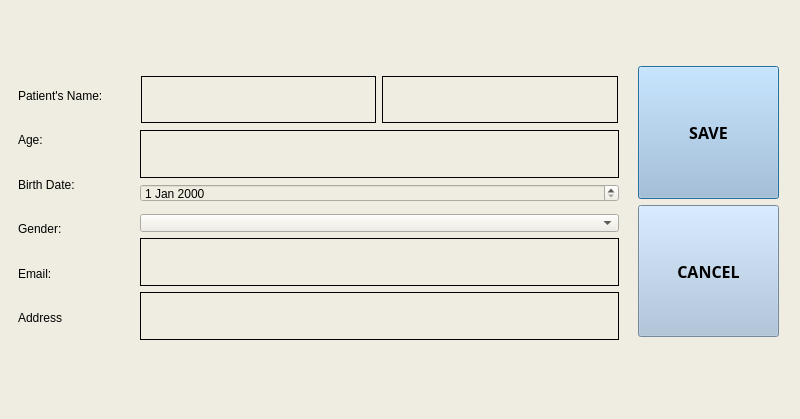
Above: data_save.ui from AlgoChad/Shit before the change. Below: the same form after it.
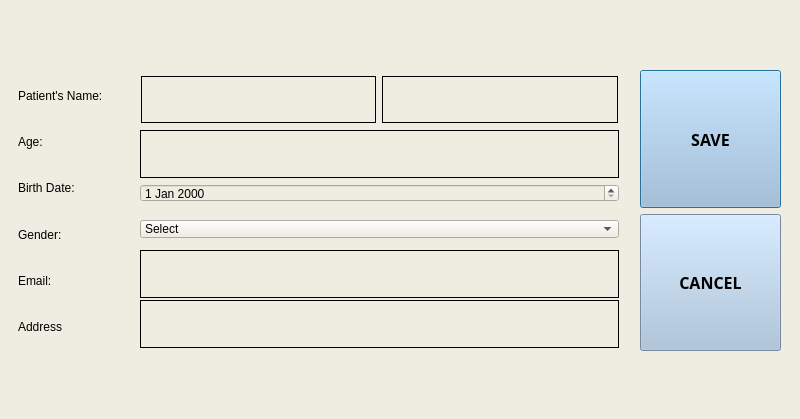
That is the form after the change.

Diff of the .ui file:
```diff
--- a/data_save.ui
+++ b/data_save.ui
@@ -61,11 +61,16 @@
    <property name="geometry">
     <rect>
      <x>140</x>
-     <y>292</y>
+     <y>300</y>
      <width>479</width>
      <height>48</height>
     </rect>
    </property>
+   <property name="font">
+    <font>
+     <pointsize>14</pointsize>
+    </font>
+   </property>
    <property name="frameShape">
     <enum>QFrame::Panel</enum>
    </property>
@@ -76,10 +81,10 @@
   <widget class="QWidget" name="verticalLayoutWidget">
    <property name="geometry">
     <rect>
-     <x>638</x>
-     <y>66</y>
+     <x>640</x>
+     <y>70</y>
      <width>141</width>
-     <height>271</height>
+     <height>281</height>
     </rect>
    </property>
    <layout class="QVBoxLayout" name="verticalLayout_3">
@@ -137,11 +142,16 @@
    <property name="geometry">
     <rect>
      <x>140</x>
-     <y>238</y>
+     <y>250</y>
      <width>479</width>
      <height>48</height>
     </rect>
    </property>
+   <property name="font">
+    <font>
+     <pointsize>14</pointsize>
+    </font>
+   </property>
    <property name="frameShape">
     <enum>QFrame::Panel</enum>
    </property>
@@ -155,7 +165,7 @@
      <x>18</x>
      <y>76</y>
      <width>121</width>
-     <height>261</height>
+     <height>271</height>
     </rect>
    </property>
    <layout class="QVBoxLayout" name="verticalLayout_4">
@@ -207,11 +217,26 @@
    <property name="geometry">
     <rect>
      <x>140</x>
-     <y>214</y>
+     <y>220</y>
      <width>479</width>
      <height>18</height>
     </rect>
    </property>
+   <item>
+    <property name="text">
+     <string>Select</string>
+    </property>
+   </item>
+   <item>
+    <property name="text">
+     <string>Male</string>
+    </property>
+   </item>
+   <item>
+    <property name="text">
+     <string>Female</string>
+    </property>
+   </item>
   </widget>
   <widget class="QDateEdit" name="dateEdit">
    <property name="geometry">
```
Left out of the diff: 33 changed lines with no effect on the pictures.
